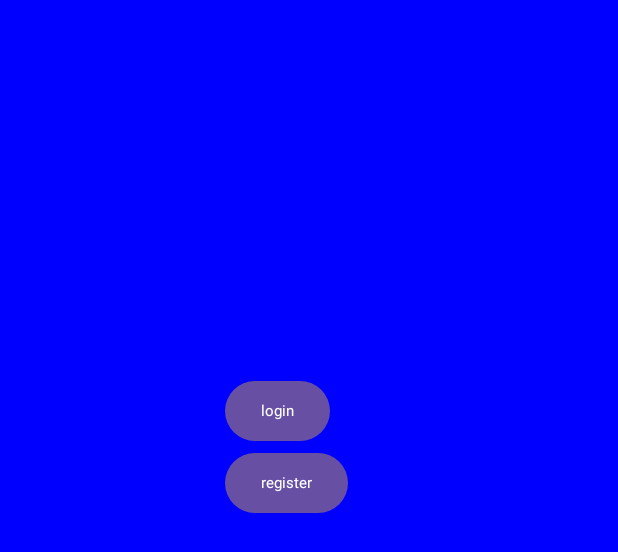
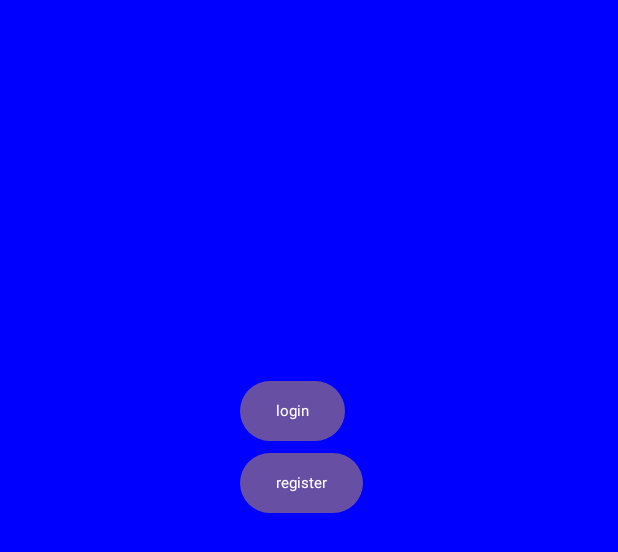
Before and after one commit to user27091980/musicApp, an Android app built with Jetpack Compose: the @Preview function LoginScreenPreview, on a phone screen of 412 x 824 dp. Shown: the top 552 px of the screen. Run offline under Robolectric (Android 15) with nearby library versions, the phone set to English and light mode, and no system bars.

Commit message:
eliminación landing screen,actualziación login screen

```diff
--- a/app/src/main/java/com/example/musicapp/pages/LoginScreenPage.kt
+++ b/app/src/main/java/com/example/musicapp/pages/LoginScreenPage.kt
@@ -23,7 +23,7 @@ fun LoginScreen(){
     Box(boxModifier){
 
 
-        Column(modifier=Modifier.padding(150.dp,250.dp)
+        Column(modifier=Modifier.padding(160.dp,250.dp)
 
             ){
             BotonLogin(botonLogin)
```
Also changed, not shown: app/src/main/java/com/example/musicapp/pages/LandingScreenPage.kt (deleted, +0 -12 lines).
